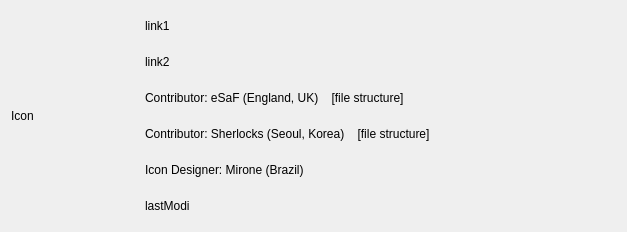
Before: the Qt Designer form aboutdialog.ui in ic005k/OCAuxiliaryTools, drawn with Qt 5.
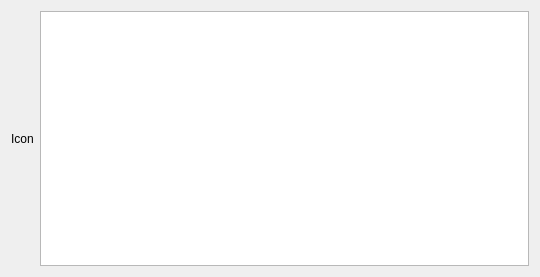
After: the same form once the commit is applied.

```diff
--- a/aboutdialog.ui
+++ b/aboutdialog.ui
@@ -6,14 +6,14 @@
    <rect>
     <x>0</x>
     <y>0</y>
-    <width>627</width>
-    <height>232</height>
+    <width>540</width>
+    <height>277</height>
    </rect>
   </property>
   <property name="windowTitle">
    <string>About</string>
   </property>
-  <layout class="QGridLayout" name="gridLayout_2">
+  <layout class="QGridLayout" name="gridLayout">
    <item row="0" column="0">
     <widget class="QLabel" name="lblIcon">
      <property name="maximumSize">
@@ -28,56 +28,7 @@
     </widget>
    </item>
    <item row="0" column="1">
-    <layout class="QGridLayout" name="gridLayout">
-     <item row="5" column="0">
-      <widget class="QLabel" name="lblLastModi">
-       <property name="text">
-        <string>lastModi</string>
-       </property>
-      </widget>
-     </item>
-     <item row="0" column="0">
-      <widget class="QLabel" name="linkLabel1">
-       <property name="minimumSize">
-        <size>
-         <width>0</width>
-         <height>0</height>
-        </size>
-       </property>
-       <property name="text">
-        <string>link1</string>
-       </property>
-      </widget>
-     </item>
-     <item row="2" column="0">
-      <widget class="QLabel" name="label1">
-       <property name="text">
-        <string>Contributor: eSaF (England, UK)    [file structure]</string>
-       </property>
-      </widget>
-     </item>
-     <item row="1" column="0">
-      <widget class="QLabel" name="linkLabel2">
-       <property name="text">
-        <string>link2</string>
-       </property>
-      </widget>
-     </item>
-     <item row="4" column="0">
-      <widget class="QLabel" name="label2">
-       <property name="text">
-        <string>Icon Designer: Mirone (Brazil) </string>
-       </property>
-      </widget>
-     </item>
-     <item row="3" column="0">
-      <widget class="QLabel" name="label">
-       <property name="text">
-        <string>Contributor: Sherlocks (Seoul, Korea)    [file structure]</string>
-       </property>
-      </widget>
-     </item>
-    </layout>
+    <widget class="QTextBrowser" name="textBrowser"/>
    </item>
   </layout>
  </widget>
```
